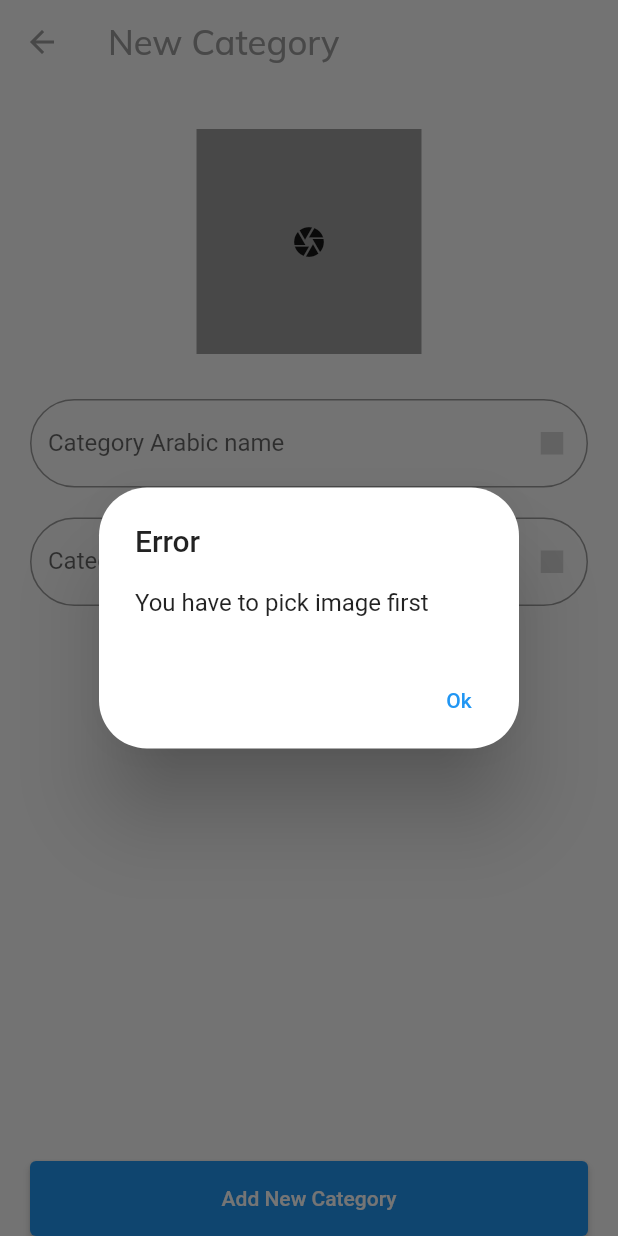
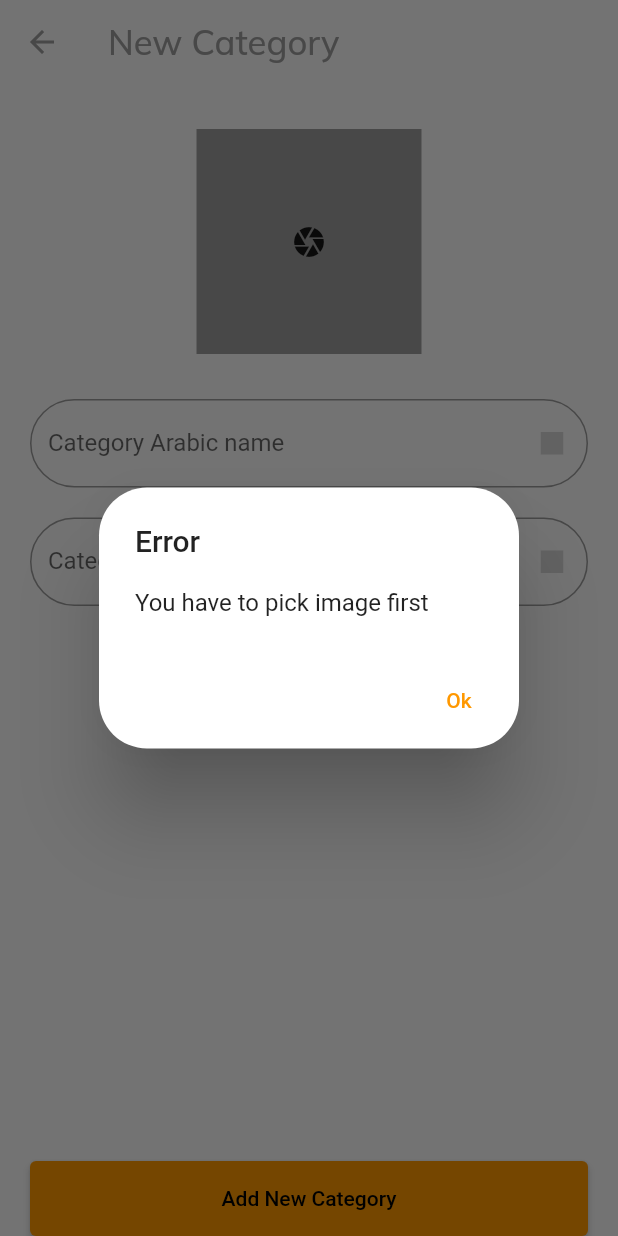
Before and after one commit to SabahTARTIR365/e-commerce-simple-app, a Flutter app: the AddNewCategory screen opened directly, after a tap on "Add New Category", on a phone screen of 412 x 824 dp. Run offline on Flutter 3.47's test engine with Material 2 defaults, Android fonts, the phone set to English and light mode, and no system bars; our stand-ins replace badges, carousel_slider, cloud_firestore, firebase_auth, firebase_core, firebase_storage and 6 more; accounts and stored records are empty.

Commit message:
fix app theme

```diff
--- a/lib/admin/views/screens/add_category.dart
+++ b/lib/admin/views/screens/add_category.dart
@@ -12,6 +12,7 @@ class AddNewCategory extends StatelessWidget {
   Widget build(BuildContext context) {
     // TODO: implement build
     return Scaffold(
+      resizeToAvoidBottomInset: false,
       appBar: AppBar(
         foregroundColor: Colors.grey,
         backgroundColor:  Colors.white.withOpacity(0.2),
--- a/lib/main.dart
+++ b/lib/main.dart
@@ -59,8 +59,8 @@ class MyApp extends StatelessWidget {
 
 
 class AppInitial extends StatelessWidget {
-  const AppInitial({super.key});
-
+  AppInitial({super.key});
+ThemeData appTheme=ThemeData( primarySwatch: Colors.orange, );
   @override
   Widget build(BuildContext context) {
     // TODO: implement build
@@ -70,7 +70,7 @@ class AppInitial extends StatelessWidget {
       title: 'E-commerce App',
       theme: Provider.of<AdminProvider>(context).isDarkMode
           ? ThemeData.dark()
-          : ThemeData.light(),
+          : appTheme,
 
 
       home:SplashScreen(),//CustomerHomeScreen(),//
```
